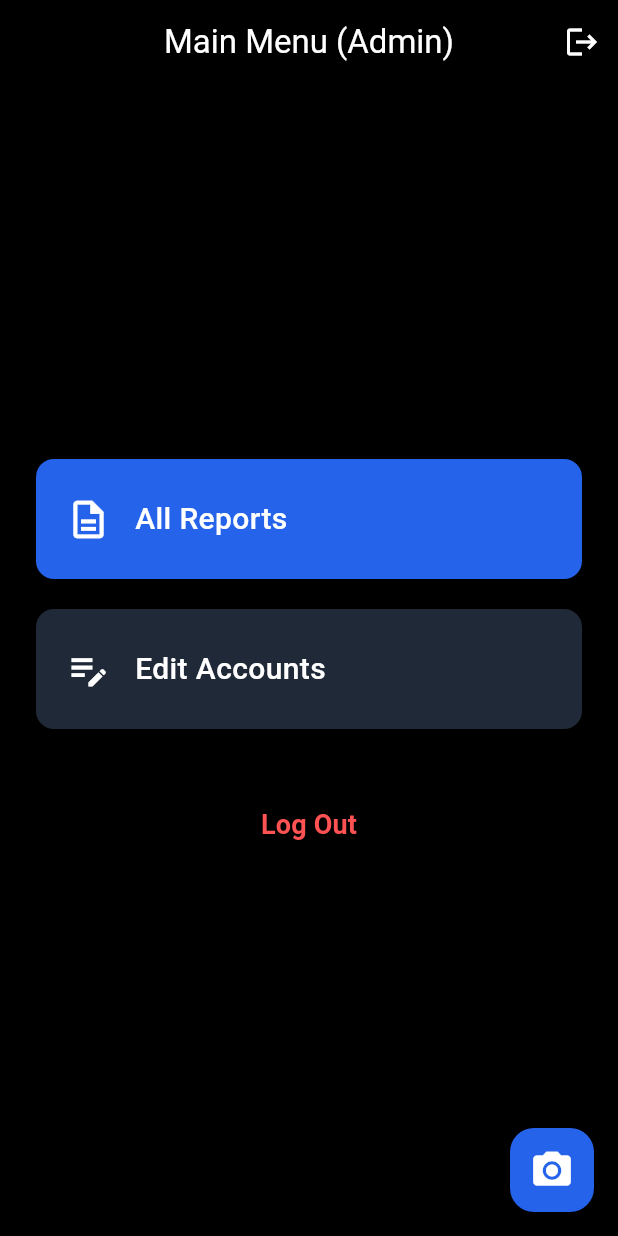
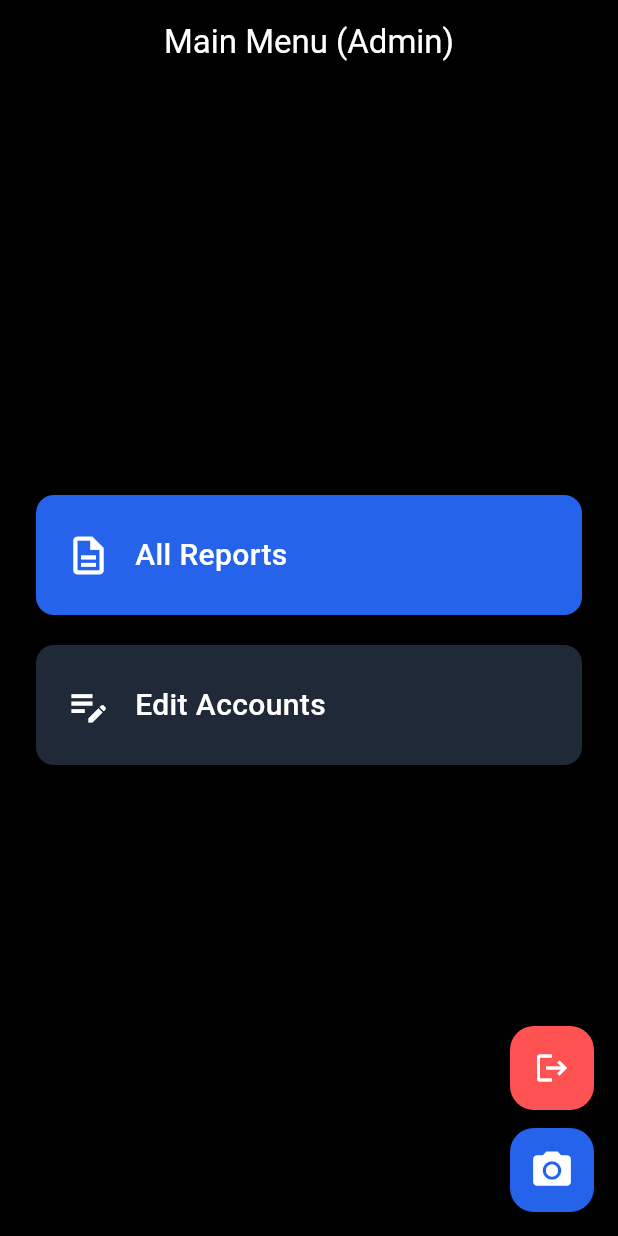
Before and after one commit to ironspider16/HazardScan, a Flutter app: the MainMenu screen opened directly with empty values, on a phone screen of 412 x 824 dp. Run offline on Flutter 3.47's test engine with Material 3 defaults, Android fonts, the phone set to English and light mode, and no system bars; our stand-ins replace camera, image_picker; missing offline and left inert: onnxruntime.

Commit message:
Changed logout button to be smaller and an icon to the side
Co-authored-by: Copilot <copilot@github.com>

```diff
--- a/flutter_app/lib/pages/main_menu.dart
+++ b/flutter_app/lib/pages/main_menu.dart
@@ -37,17 +37,22 @@ class MainMenu extends StatelessWidget {
           style: const TextStyle(color: Colors.white),
         ),
         centerTitle: true,
-        actions: [
-          IconButton(
-            icon: const Icon(Icons.logout, color: Colors.white),
-            onPressed: () => _logout(context),
-            tooltip: "Log Out",
-          ),
-        ],
+        actions: [],
       ),
 
-      // ------------------ CAMERA BUTTON ------------------
-      floatingActionButton: FloatingActionButton(
+      // ------------------ ACTION FABS (LOGOUT + CAMERA) ------------------
+      floatingActionButton: Column(
+        mainAxisSize: MainAxisSize.min,
+        mainAxisAlignment: MainAxisAlignment.end,
+        children: [
+          FloatingActionButton(
+            backgroundColor: Colors.redAccent,
+            onPressed: () => _logout(context),
+            child: const Icon(Icons.logout, color: Colors.white),
+            tooltip: 'Log Out',
+          ),
+          const SizedBox(height: 12),
+          FloatingActionButton(
             backgroundColor: const Color(0xFF2563EB),
             onPressed: () async {
               final imagePath = await Navigator.push<String?>(
@@ -69,6 +74,8 @@ class MainMenu extends StatelessWidget {
               }
             },
             child: const Icon(Icons.camera_alt, color: Colors.white, size: 30),
+          ),
+        ],
       ),
       floatingActionButtonLocation: FloatingActionButtonLocation.endFloat,
 
@@ -129,18 +136,7 @@ class MainMenu extends StatelessWidget {
 
                   const SizedBox(height: 40),
 
-                  // -------- LOGOUT BUTTON --------
-                  TextButton(
-                    onPressed: () => _logout(context),
-                    child: const Text(
-                      "Log Out",
-                      style: TextStyle(
-                        color: Colors.redAccent,
-                        fontSize: 18,
-                        fontWeight: FontWeight.w600,
-                      ),
-                    ),
-                  ),
+                  // (Logout moved to FAB column)
                 ],
               ),
             ),
```
Lines whose indentation alone changed are shown as unchanged.
